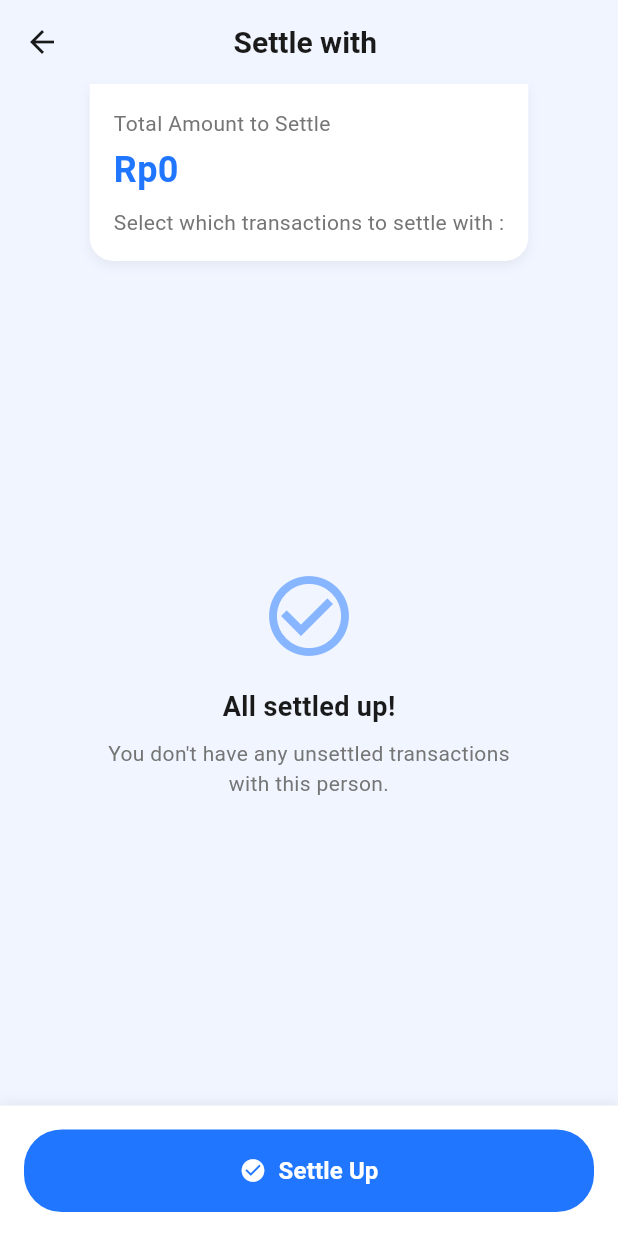
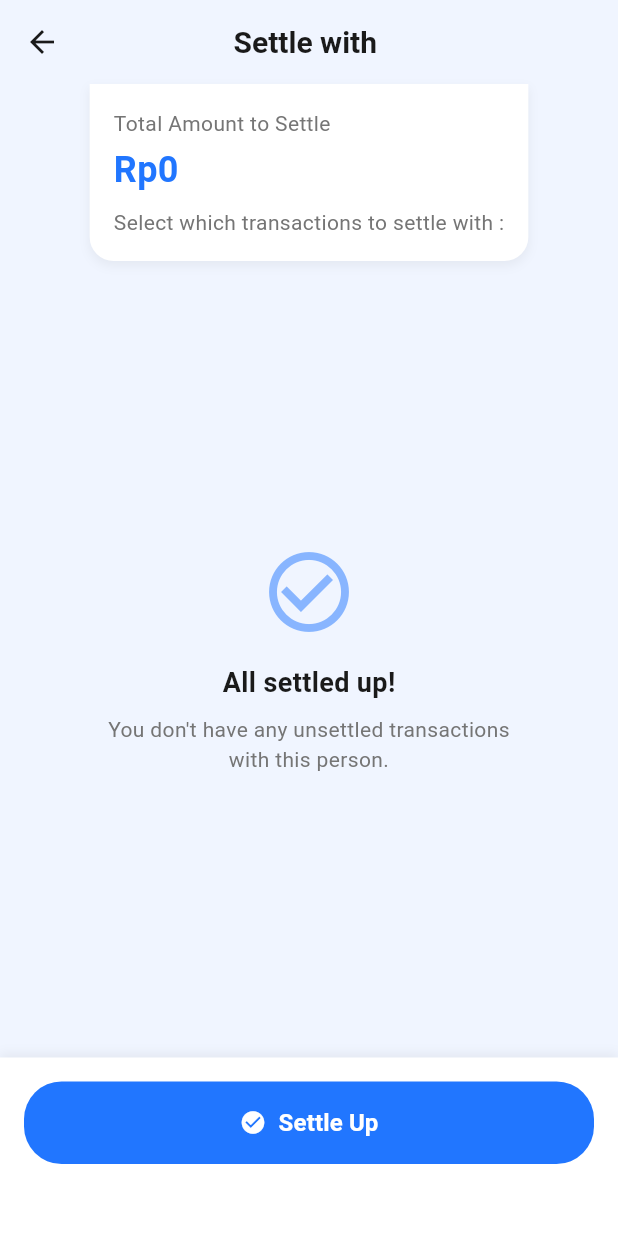
Before and after one commit to javakanaya/how-much-do-i-owe-you, a Flutter app: the SettlementCreationScreen screen opened directly with empty values, on a phone screen of 412 x 824 dp. Run offline on Flutter 3.47's test engine with Material 3 defaults, Android fonts, the phone set to English and light mode, and no system bars; our stand-ins replace cloud_firestore, firebase_auth, firebase_core, firebase_storage, image_picker; accounts and stored records are empty; generated files the repository leaves out were written again; network calls fail; Roboto replaces fonts that are missing (Poppins).

Commit message:
refactor: settlement creation into smaller widgets

```diff
--- a/lib/ui/screens/settlement/settlement_creation_screen.dart
+++ b/lib/ui/screens/settlement/settlement_creation_screen.dart
@@ -1,12 +1,12 @@
 // ui/screens/settlement/settlement_creation_screen.dart
 import 'package:flutter/material.dart';
-import 'package:intl/intl.dart';
+import 'package:how_much_do_i_owe_you/ui/screens/settlement/widgets/settlement_bottom_bart.dart';
 import 'package:provider/provider.dart';
-import 'package:how_much_do_i_owe_you/config/app_constants.dart';
 import 'package:how_much_do_i_owe_you/config/app_theme.dart';
-import 'package:how_much_do_i_owe_you/models/transaction_model.dart';
 import 'package:how_much_do_i_owe_you/providers/settlement_provider.dart';
-import 'package:how_much_do_i_owe_you/ui/widgets/custom_button.dart';
+import 'package:how_much_do_i_owe_you/ui/screens/settlement/widgets/settlement_header.dart';
+import 'package:how_much_do_i_owe_you/ui/screens/settlement/widgets/settlement_empty_state.dart';
+import 'package:how_much_do_i_owe_you/ui/screens/settlement/widgets/settlement_transaction_list.dart';
 
 class SettlementCreationScreen extends StatefulWidget {
   final String userId;
@@ -27,17 +27,12 @@ class _SettlementCreationScreenState extends State<SettlementCreationScreen> {
   bool _allTransactionsSelected = true;
   Set<String> _selectedTransactionIds = {};
 
-  // Currency formatter for Rupiah
-  final rupiahFormat = NumberFormat.currency(
-    locale: AppConstants.currencyLocale,
-    symbol: AppConstants.currencySymbol,
-    decimalDigits: AppConstants.currencyDecimalDigits,
-  );
-
   @override
   void initState() {
     super.initState();
-    _loadTransactions();
+    WidgetsBinding.instance.addPostFrameCallback((_) {
+      _loadTransactions();
+    });
   }
 
   Future<void> _loadTransactions() async {
@@ -140,10 +135,14 @@ class _SettlementCreationScreenState extends State<SettlementCreationScreen> {
     return Scaffold(
       appBar: AppBar(title: Text('Settle with ${widget.userName}')),
       body: SafeArea(
+        bottom: false,
         child: Column(
           children: [
             // Header with total amount
-            _buildHeader(settlementProvider),
+            SettlementHeader(
+              userName: widget.userName,
+              totalAmount: settlementProvider.totalAmount,
+            ),
 
             // Transactions list
             Expanded(
@@ -159,185 +158,25 @@ class _SettlementCreationScreenState extends State<SettlementCreationScreen> {
                         ),
                       )
                       : transactions.isEmpty
-                      ? _buildEmptyState()
-                      : _buildTransactionsList(transactions),
+                      ? const SettlementEmptyState()
+                      : SettlementTransactionList(
+                        transactions: transactions,
+                        selectedTransactionIds: _selectedTransactionIds,
+                        allTransactionsSelected: _allTransactionsSelected,
+                        onToggleTransaction: _toggleTransactionSelection,
+                        onToggleAllTransactions: _toggleAllTransactions,
+                      ),
             ),
 
             // Bottom action bar
-            _buildBottomBar(settlementProvider),
+            SettlementBottomBar(
+              selectedTransactionIds: _selectedTransactionIds,
+              isCreatingSettlement: settlementProvider.isCreatingSettlement,
+              onCreateSettlement: _createSettlement,
+            ),
           ],
         ),
       ),
     );
   }
-
-  Widget _buildHeader(SettlementProvider provider) {
-    return Container(
-      padding: const EdgeInsets.all(16),
-      decoration: BoxDecoration(
-        color: Colors.white,
-        borderRadius: const BorderRadius.only(
-          bottomLeft: Radius.circular(16),
-          bottomRight: Radius.circular(16),
-        ),
-        boxShadow: [
-          BoxShadow(
-            color: Colors.black.withOpacity(0.05),
-            blurRadius: 5,
-            offset: const Offset(0, 3),
-          ),
-        ],
-      ),
-      child: Column(
-        crossAxisAlignment: CrossAxisAlignment.start,
-        children: [
-          const Text(
-            'Total Amount to Settle',
-            style: TextStyle(fontSize: 14, color: AppTheme.textSecondaryColor),
-          ),
-          const SizedBox(height: 4),
-          Text(
-            rupiahFormat.format(provider.totalAmount),
-            style: const TextStyle(
-              fontSize: 24,
-              fontWeight: FontWeight.bold,
-              color: AppTheme.primaryColor,
-            ),
-          ),
-          const SizedBox(height: 8),
-          Text(
-            'Select which transactions to settle with ${widget.userName}:',
-            style: const TextStyle(
-              fontSize: 14,
-              color: AppTheme.textSecondaryColor,
-            ),
-          ),
-        ],
-      ),
-    );
-  }
-
-  Widget _buildEmptyState() {
-    return Center(
-      child: Column(
-        mainAxisAlignment: MainAxisAlignment.center,
-        children: [
-          Icon(
-            Icons.check_circle_outline,
-            size: 64,
-            color: AppTheme.primaryColor.withOpacity(0.5),
-          ),
-          const SizedBox(height: 16),
-          const Text(
-            'All settled up!',
-            style: TextStyle(
-              fontSize: 18,
-              fontWeight: FontWeight.bold,
-              color: AppTheme.textPrimaryColor,
-            ),
-          ),
-          const SizedBox(height: 8),
-          const Text(
-            'You don\'t have any unsettled transactions\nwith this person.',
-            textAlign: TextAlign.center,
-            style: TextStyle(color: AppTheme.textSecondaryColor),
-          ),
-        ],
-      ),
-    );
-  }
-
-  Widget _buildTransactionsList(List<TransactionModel> transactions) {
-    return Column(
-      children: [
-        // "Select All" option
-        ListTile(
-          leading: Checkbox(
-            value: _allTransactionsSelected,
-            onChanged: (_) => _toggleAllTransactions(),
-            activeColor: AppTheme.primaryColor,
-          ),
-          title: const Text(
-            'Select All Transactions',
-            style: TextStyle(fontWeight: FontWeight.bold),
-          ),
-          onTap: _toggleAllTransactions,
-        ),
-        const Divider(height: 1),
-
-        // Transactions
-        Expanded(
-          child: ListView.separated(
-            itemCount: transactions.length,
-            separatorBuilder: (context, index) => const Divider(height: 1),
-            itemBuilder: (context, index) {
-              final transaction = transactions[index];
-              final isSelected = _selectedTransactionIds.contains(
-                transaction.transactionId,
-              );
-
-              return CheckboxListTile(
-                value: isSelected,
-                onChanged:
-                    (_) =>
-                        _toggleTransactionSelection(transaction.transactionId),
-                activeColor: AppTheme.primaryColor,
-                title: Text(
-                  transaction.description,
-                  style: const TextStyle(fontWeight: FontWeight.bold),
-                ),
-                subtitle: Text(
-                  DateFormat(
-                    AppConstants.dateFormatDisplay,
-                  ).format(transaction.date),
-                ),
-                secondary: Container(
-                  padding: const EdgeInsets.symmetric(
-                    horizontal: 8,
-                    vertical: 4,
-                  ),
-                  decoration: BoxDecoration(
-                    color: AppTheme.errorColor.withOpacity(0.1),
-                    borderRadius: BorderRadius.circular(4),
-                  ),
-                  child: Text(
-                    rupiahFormat.format(transaction.amount),
-                    style: const TextStyle(
-                      color: AppTheme.errorColor,
-                      fontWeight: FontWeight.bold,
-                    ),
-                  ),
-                ),
-              );
-            },
-          ),
-        ),
-      ],
-    );
-  }
-
-  Widget _buildBottomBar(SettlementProvider provider) {
-    return Container(
-      padding: const EdgeInsets.all(16.0),
-      decoration: BoxDecoration(
-        color: Colors.white,
-        boxShadow: [
-          BoxShadow(
-            color: Colors.black.withOpacity(0.05),
-            blurRadius: 5,
-            offset: const Offset(0, -3),
-          ),
-        ],
-      ),
-      child: PrimaryButton(
-        text: 'Settle Up',
-        icon: Icons.check_circle,
-        onPressed:
-            _selectedTransactionIds.isEmpty || provider.isCreatingSettlement
-                ? () {}
-                : _createSettlement,
-        isLoading: provider.isCreatingSettlement,
-      ),
-    );
-  }
 }
--- /dev/null
+++ b/lib/ui/screens/settlement/widgets/settlement_bottom_bart.dart
@@ -0,0 +1,42 @@
+// ui/screens/settlement/widgets/settlement_bottom_bar.dart
+import 'package:flutter/material.dart';
+import 'package:how_much_do_i_owe_you/ui/widgets/custom_button.dart';
+
+class SettlementBottomBar extends StatelessWidget {
+  final Set<String> selectedTransactionIds;
+  final bool isCreatingSettlement;
+  final VoidCallback onCreateSettlement;
+
+  const SettlementBottomBar({
+    super.key,
+    required this.selectedTransactionIds,
+    required this.isCreatingSettlement,
+    required this.onCreateSettlement,
+  });
+
+  @override
+  Widget build(BuildContext context) {
+    return Container(
+      padding: const EdgeInsets.only(top: 16, bottom: 48, left: 16, right: 16),
+      decoration: BoxDecoration(
+        color: Colors.white,
+        boxShadow: [
+          BoxShadow(
+            color: Colors.black.withOpacity(0.05),
+            blurRadius: 5,
+            offset: const Offset(0, -3),
+          ),
+        ],
+      ),
+      child: PrimaryButton(
+        text: 'Settle Up',
+        icon: Icons.check_circle,
+        onPressed:
+            selectedTransactionIds.isEmpty || isCreatingSettlement
+                ? () {}
+                : onCreateSettlement,
+        isLoading: isCreatingSettlement,
+      ),
+    );
+  }
+}
--- /dev/null
+++ b/lib/ui/screens/settlement/widgets/settlement_empty_state.dart
@@ -0,0 +1,38 @@
+// ui/screens/settlement/widgets/settlement_empty_state.dart
+import 'package:flutter/material.dart';
+import 'package:how_much_do_i_owe_you/config/app_theme.dart';
+
+class SettlementEmptyState extends StatelessWidget {
+  const SettlementEmptyState({super.key});
+
+  @override
+  Widget build(BuildContext context) {
+    return Center(
+      child: Column(
+        mainAxisAlignment: MainAxisAlignment.center,
+        children: [
+          Icon(
+            Icons.check_circle_outline,
+            size: 64,
+            color: AppTheme.primaryColor.withOpacity(0.5),
+          ),
+          const SizedBox(height: 16),
+          const Text(
+            'All settled up!',
+            style: TextStyle(
+              fontSize: 18,
+              fontWeight: FontWeight.bold,
+              color: AppTheme.textPrimaryColor,
+            ),
+          ),
+          const SizedBox(height: 8),
+          const Text(
+            'You don\'t have any unsettled transactions\nwith this person.',
+            textAlign: TextAlign.center,
+            style: TextStyle(color: AppTheme.textSecondaryColor),
+          ),
+        ],
+      ),
+    );
+  }
+}
--- /dev/null
+++ b/lib/ui/screens/settlement/widgets/settlement_header.dart
@@ -0,0 +1,70 @@
+// ui/screens/settlement/widgets/settlement_header.dart
+import 'package:flutter/material.dart';
+import 'package:intl/intl.dart';
+import 'package:how_much_do_i_owe_you/config/app_constants.dart';
+import 'package:how_much_do_i_owe_you/config/app_theme.dart';
+
+class SettlementHeader extends StatelessWidget {
+  final String userName;
+  final double totalAmount;
+
+  const SettlementHeader({
+    super.key,
+    required this.userName,
+    required this.totalAmount,
+  });
+
+  @override
+  Widget build(BuildContext context) {
+    // Currency formatter for Rupiah
+    final rupiahFormat = NumberFormat.currency(
+      locale: AppConstants.currencyLocale,
+      symbol: AppConstants.currencySymbol,
+      decimalDigits: AppConstants.currencyDecimalDigits,
+    );
+
+    return Container(
+      padding: const EdgeInsets.all(16),
+      decoration: BoxDecoration(
+        color: Colors.white,
+        borderRadius: const BorderRadius.only(
+          bottomLeft: Radius.circular(16),
+          bottomRight: Radius.circular(16),
+        ),
+        boxShadow: [
+          BoxShadow(
+            color: Colors.black.withOpacity(0.05),
+            blurRadius: 5,
+            offset: const Offset(0, 3),
+          ),
+        ],
+      ),
+      child: Column(
+        crossAxisAlignment: CrossAxisAlignment.start,
+        children: [
+          const Text(
+            'Total Amount to Settle',
+            style: TextStyle(fontSize: 14, color: AppTheme.textSecondaryColor),
+          ),
+          const SizedBox(height: 4),
+          Text(
+            rupiahFormat.format(totalAmount),
+            style: const TextStyle(
+              fontSize: 24,
+              fontWeight: FontWeight.bold,
+              color: AppTheme.primaryColor,
+            ),
+          ),
+          const SizedBox(height: 8),
+          Text(
+            'Select which transactions to settle with $userName:',
+            style: const TextStyle(
+              fontSize: 14,
+              color: AppTheme.textSecondaryColor,
+            ),
+          ),
+        ],
+      ),
+    );
+  }
+}
--- a/lib/ui/widgets/custom_button.dart
+++ b/lib/ui/widgets/custom_button.dart
@@ -27,7 +27,7 @@ class PrimaryButton extends StatelessWidget {
           isLoading
               ? const SizedBox(
                 height: 20,
-                width: 20,
+                width: double.infinity,
                 child: CircularProgressIndicator(
                   strokeWidth: 2,
                   valueColor: AlwaysStoppedAnimation<Color>(Colors.white),
```
Also changed, not shown: lib/ui/screens/settlement/widgets/settlement_transaction_list.dart (added, +64 -0 lines), lib/ui/screens/settlement/widgets/transaction_item.dart (added, +56 -0 lines).
